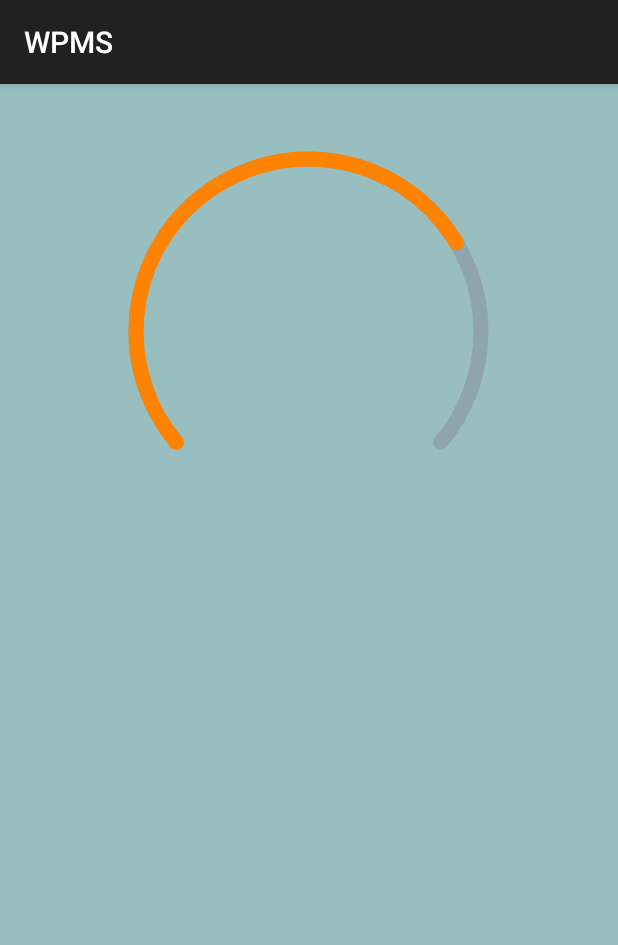
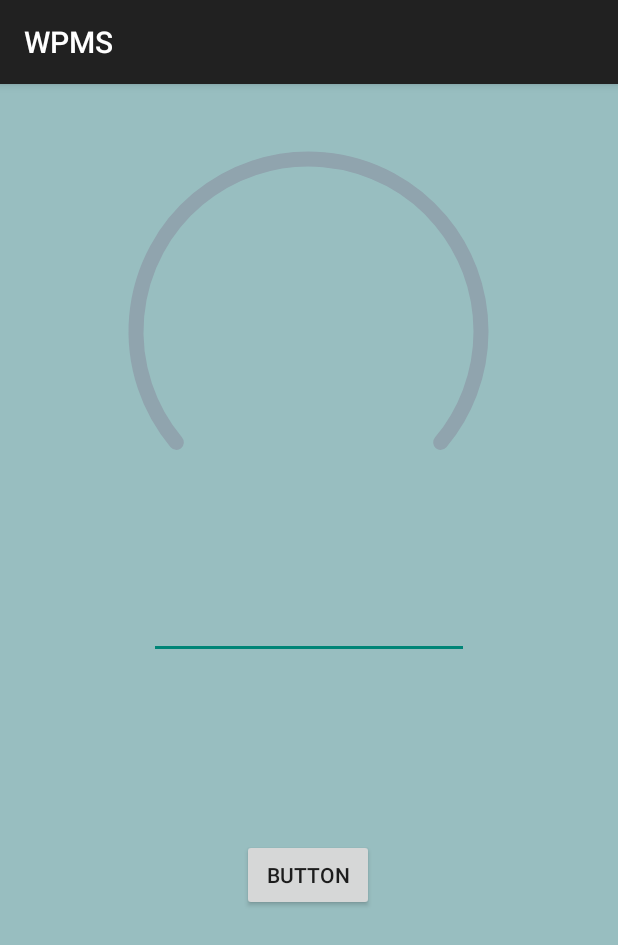
Before and after one commit to crdildy/WPMSProject, an Android app built with Jetpack Compose: the PatientHomeActivity screen opened directly, with no data from a screen before it, on a phone screen of 412 x 824 dp. Shown: the top 945 px of the screen. Run offline under Robolectric (Android 15) with nearby library versions, the phone set to English and light mode, and no system bars.

Commit message:
Finished Threshold meter

```diff
--- a/app/src/main/java/com/example/wpms/home_activities/PatientHomeActivity.kt
+++ b/app/src/main/java/com/example/wpms/home_activities/PatientHomeActivity.kt
@@ -2,23 +2,42 @@ package com.example.wpms.home_activities
 
 import androidx.appcompat.app.AppCompatActivity
 import android.os.Bundle
+import android.text.Editable
+import android.text.TextWatcher
+import android.util.Log
+import android.widget.Button
+import android.widget.EditText
 import androidx.compose.ui.platform.ComposeView
 import com.example.wpms.R
 import androidx.compose.foundation.Canvas
+import androidx.compose.foundation.interaction.PressInteraction
 import androidx.compose.foundation.layout.padding
 import androidx.compose.foundation.layout.size
 import androidx.compose.runtime.Composable
+import androidx.compose.runtime.getValue
+import androidx.compose.runtime.mutableStateOf
+import androidx.compose.runtime.setValue
 import androidx.compose.ui.Modifier
+import androidx.compose.ui.draw.rotate
 import androidx.compose.ui.geometry.Size
+import androidx.compose.ui.graphics.Brush
 import androidx.compose.ui.graphics.Color
 import androidx.compose.ui.graphics.StrokeCap
 import androidx.compose.ui.graphics.drawscope.Stroke
 import androidx.compose.ui.tooling.preview.Preview
+import androidx.compose.ui.tooling.preview.PreviewParameter
 import androidx.compose.ui.unit.dp
+import com.example.wpms.databinding.ActivityLogInBinding
+import com.example.wpms.databinding.ActivityPatientHomeBinding
+import kotlin.math.log
 
 class PatientHomeActivity : AppCompatActivity() {
+    private var pressureVal by mutableStateOf(0f)
+    private lateinit var binding: ActivityPatientHomeBinding
     override fun onCreate(savedInstanceState: Bundle?) {
         super.onCreate(savedInstanceState)
+        binding = ActivityPatientHomeBinding.inflate(layoutInflater)
+        setContentView(binding.root)
 
         // Set content view
         setContentView(R.layout.activity_patient_home)
@@ -29,29 +48,46 @@ class PatientHomeActivity : AppCompatActivity() {
         // Set content for ComposeView
         composeView.setContent {
             // Remember to import CustomProgressBar composable function if it's not in the same package
-            CustomProgressBar()
+            CustomProgressBar(pressureVal)
+        }
+        // Find the testPressure EditText
+        val testPressureEditText = findViewById<EditText>(R.id.testPressure)
+
+        // Find the button associated with updating pressure
+        val updatePressureButton = findViewById<Button>(R.id.updatePressureButton)
+
+        // Set click listener for the button
+        updatePressureButton.setOnClickListener {
+            val test = testPressureEditText.text.toString()
+            if (test.isNotEmpty()) {
+                pressureUpdate(test.toFloat())
+            } else {
+                // Handle the case where the EditText is empty
             }
         }
     }
-
+    fun pressureUpdate(pressure: Float){
+        pressureVal = pressure
+        Log.d("PressureUpdate", "Pressure value updated: $pressureVal")
+    }
     @Preview
     @Composable
     fun ProgressBarPreview() {
-    CustomProgressBar()
+        CustomProgressBar(pressureVal)
     }
 
-
     @Composable
-fun CustomProgressBar() {
+    fun CustomProgressBar(pressure: Float) {
         Canvas(
             modifier = Modifier
                 .size(150.dp)
                 .padding(10.dp)
+                .rotate(140f)
         ) {
             // Background Arc
             drawArc(
                 color = Color(android.graphics.Color.parseColor("#90A4AE")),
-            140f,
+                0f,
                 260f,
                 false,
                 style = Stroke(10.dp.toPx(), cap = StrokeCap.Round),
@@ -60,13 +96,16 @@ fun CustomProgressBar() {
 
             // Foreground Arc
             drawArc(
-            color = Color(android.graphics.Color.parseColor("#ff8200")),
-            140f,
-            189f,
+                brush = Brush.linearGradient(listOf(
+                    Color(android.graphics.Color.parseColor("#b8002a")),
+                    Color(android.graphics.Color.parseColor("#ff8200"))
+                )),
+                0f,
+                pressure,
                 false,
                 style = Stroke(10.dp.toPx(), cap = StrokeCap.Round),
                 size = Size(size.width, size.height)
             )
-
         }
     }
+}
--- a/app/src/main/res/layout/activity_patient_home.xml
+++ b/app/src/main/res/layout/activity_patient_home.xml
@@ -11,10 +11,32 @@
         android:layout_width="250dp"
         android:layout_height="250dp"
         android:layout_marginTop="40dp"
-        tools:composableName="com.example.wpms.home_activities.PatientHomeActivityKt.ProgressBarPreview"
+        tools:composableName="com.example.wpms.home_activities.PatientHomeActivity.ProgressBarPreview"
         app:layout_constraintEnd_toEndOf="parent"
         app:layout_constraintHorizontal_bias="0.496"
         app:layout_constraintStart_toStartOf="parent"
         app:layout_constraintTop_toTopOf="parent" />
 
+    <EditText
+        android:id="@+id/testPressure"
+        android:layout_width="wrap_content"
+        android:layout_height="wrap_content"
+        android:layout_marginTop="48dp"
+        android:ems="10"
+        android:inputType="numberDecimal"
+        app:layout_constraintEnd_toEndOf="parent"
+        app:layout_constraintStart_toStartOf="parent"
+        app:layout_constraintTop_toBottomOf="@+id/composeView" />
+
+    <Button
+        android:id="@+id/updatePressureButton"
+        android:layout_width="wrap_content"
+        android:layout_height="wrap_content"
+        android:layout_marginTop="120dp"
+        android:text="Button"
+        app:layout_constraintEnd_toEndOf="parent"
+        app:layout_constraintHorizontal_bias="0.498"
+        app:layout_constraintStart_toStartOf="parent"
+        app:layout_constraintTop_toBottomOf="@+id/testPressure" />
+
 </androidx.constraintlayout.widget.ConstraintLayout>
```
Lines whose indentation alone changed are shown as unchanged.
